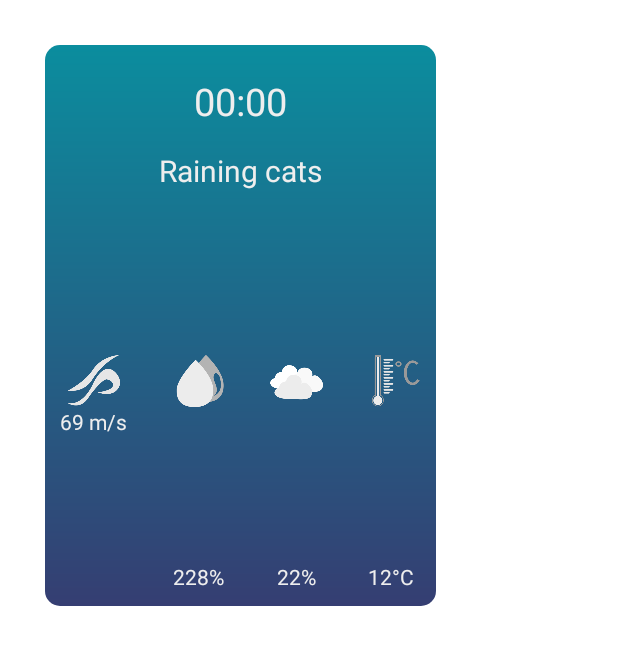
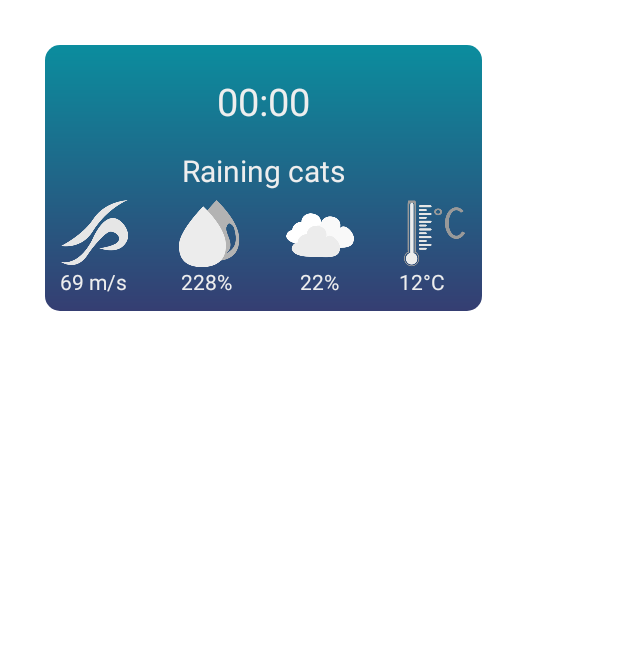
Before and after one commit to SomeAnonimCoder/MyWeatherApp, an Android app: the layout forecast_item.xml on its own in the app's theme, with its tools: preview values and no code run, on a phone screen of 412 x 824 dp. Shown: the top 645 px of the screen. Run offline under Robolectric (Android 15) with nearby library versions, the phone set to English and light mode, and no system bars.

Commit message:
Fix design & use dimen resource instead of hardcode in forecst_item

```diff
--- a/app/src/main/res/layout/forecast_item.xml
+++ b/app/src/main/res/layout/forecast_item.xml
@@ -64,8 +64,8 @@
                 android:orientation="vertical">
 
                 <ImageView
-                    android:layout_width="35dp"
-                    android:layout_height="35dp"
+                    android:layout_width="@dimen/icons_size"
+                    android:layout_height="@dimen/icons_size"
                     app:srcCompat="@drawable/wind" />
 
                 <TextView
@@ -89,8 +89,8 @@
                 android:orientation="vertical">
 
                 <ImageView
-                    android:layout_width="35dp"
-                    android:layout_height="0dp"
+                    android:layout_width="@dimen/icons_size"
+                    android:layout_height="@dimen/icons_size"
                     android:layout_weight="10"
                     app:srcCompat="@drawable/humidity" />
 
@@ -116,8 +116,8 @@
                 android:orientation="vertical">
 
                 <ImageView
-                    android:layout_width="35dp"
-                    android:layout_height="0dp"
+                    android:layout_width="@dimen/icons_size"
+                    android:layout_height="@dimen/icons_size"
                     android:layout_weight="10"
                     app:srcCompat="@drawable/cloud" />
 
@@ -143,8 +143,8 @@
                 android:orientation="vertical">
 
                 <ImageView
-                    android:layout_width="35dp"
-                    android:layout_height="0dp"
+                    android:layout_width="@dimen/icons_size"
+                    android:layout_height="@dimen/icons_size"
                     android:layout_weight="10"
                     app:srcCompat="@drawable/temp" />
 
```
